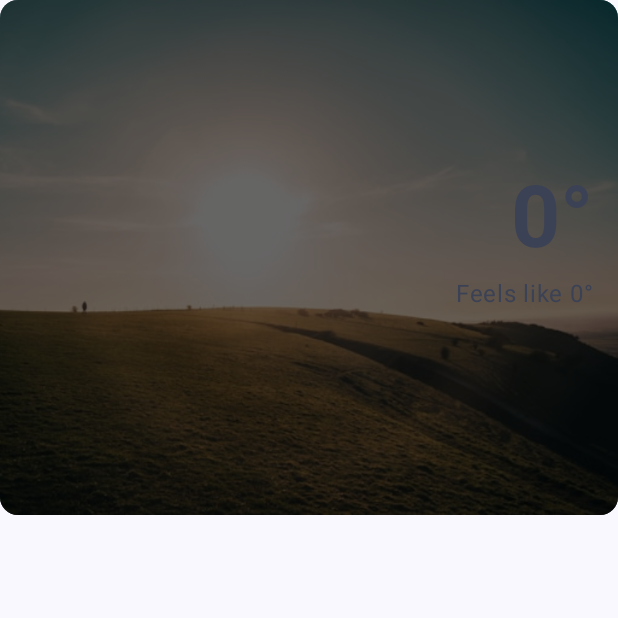
After one commit to RofaidaSobhy/WeatherApp, an Android app built with Jetpack Compose: the composable MainWeatherCard called with empty values, on a phone screen of 412 x 824 dp, the top half of it. The commit adds this screen. Run offline under Robolectric (Android 15) with nearby library versions, the phone set to English and light mode, and no system bars.

Commit message:
HomeScreen:UI(MainWeatherCard)

```diff
--- a/app/src/main/java/com/example/weatherapp/currentweather/CurrentWeatherActivity.kt
+++ b/app/src/main/java/com/example/weatherapp/currentweather/CurrentWeatherActivity.kt
@@ -23,7 +23,6 @@ import androidx.compose.ui.tooling.preview.Preview
 import androidx.compose.ui.unit.sp
 import androidx.lifecycle.ViewModelProvider
 import androidx.lifecycle.compose.collectAsStateWithLifecycle
-import com.example.weatherapp.currentweather.ui.theme.WeatherAppTheme
 import com.example.weatherapp.data.models.Response.Response
 import com.example.weatherapp.data.remote.CurrentWeatherResponse
 import com.example.weatherapp.data.remote.RetrofitHelper
--- a/app/src/main/java/com/example/weatherapp/currentweather/CurrentWeatherViewModel.kt
+++ b/app/src/main/java/com/example/weatherapp/currentweather/CurrentWeatherViewModel.kt
@@ -1,14 +1,10 @@
 package com.example.weatherapp.currentweather
 
-import androidx.lifecycle.LiveData
-import androidx.lifecycle.MutableLiveData
 import androidx.lifecycle.ViewModel
 import androidx.lifecycle.ViewModelProvider
 import androidx.lifecycle.viewModelScope
-import com.example.weatherapp.Constants.API_KEY
+import com.example.weatherapp.utils.Constants.API_KEY
 import com.example.weatherapp.data.models.Response.Response
-import com.example.weatherapp.data.models.Weather
-import com.example.weatherapp.data.remote.CurrentWeatherResponse
 import com.example.weatherapp.data.repo.WeatherRepository
 import kotlinx.coroutines.Dispatchers
 import kotlinx.coroutines.flow.MutableSharedFlow
--- /dev/null
+++ b/app/src/main/java/com/example/weatherapp/currentweather/components/MainWeatherCard.kt
@@ -0,0 +1,146 @@
+package com.example.weatherapp.currentweather.components
+
+import androidx.compose.foundation.Image
+import androidx.compose.foundation.background
+import androidx.compose.foundation.layout.Box
+import androidx.compose.foundation.layout.Column
+import androidx.compose.foundation.layout.Spacer
+import androidx.compose.foundation.layout.fillMaxSize
+import androidx.compose.foundation.layout.fillMaxWidth
+import androidx.compose.foundation.layout.height
+import androidx.compose.foundation.layout.padding
+import androidx.compose.material3.Card
+import androidx.compose.material3.CardDefaults
+import androidx.compose.material3.MaterialTheme
+import androidx.compose.material3.Text
+import androidx.compose.runtime.Composable
+import androidx.compose.ui.Alignment
+import androidx.compose.ui.Modifier
+import androidx.compose.ui.graphics.Color
+import androidx.compose.ui.platform.LocalConfiguration
+import androidx.compose.ui.res.painterResource
+import androidx.compose.ui.text.font.FontWeight
+import androidx.compose.ui.tooling.preview.Preview
+import androidx.compose.ui.unit.dp
+import com.example.weatherapp.utils.WeatherUtils
+import java.util.Locale
+
+
+@Composable
+private fun MainWeatherCard(
+    weatherId:Int ,
+    currentDate:String,
+    currentTime:String,
+    currentTemp: Int,
+    tempUnit:String,
+    feelsLikeTemp: Int,
+    weatherDescription: String,
+    location: String
+
+) {
+    val screenWidth = LocalConfiguration.current.screenWidthDp.dp / 1.2f
+    Card(
+        modifier = Modifier
+            .fillMaxWidth()
+            .height(screenWidth),
+
+        colors = CardDefaults.cardColors(
+            containerColor = Color.Black.copy(
+                alpha = 0.5f
+            ),
+        ),
+
+
+    ){
+        Box{
+            val weatherImage = WeatherUtils.getWeatherImage(weatherId)
+            Image(
+                painter = painterResource(weatherImage),
+                contentDescription = "Weather Image",
+                contentScale = androidx.compose.ui.layout.ContentScale.Crop,
+                modifier = Modifier.fillMaxSize()
+            )
+            Box (modifier = Modifier
+                .background(Color.Black.copy(alpha = 0.6f))
+                .fillMaxSize()
+            )
+
+            Column(
+                modifier = Modifier
+                    .padding(16.dp)
+                    .fillMaxSize()
+            ) {
+                Text(
+                    text = currentDate,
+                    color = MaterialTheme.colorScheme.secondary,
+                    style = MaterialTheme.typography.titleLarge,
+                    fontWeight = FontWeight.Normal
+                )
+
+
+                Text(
+                    text = currentTime,
+                    color = MaterialTheme.colorScheme.secondary,
+                    style = MaterialTheme.typography.titleSmall,
+                    fontWeight = FontWeight.Normal
+                )
+
+                Spacer(modifier = Modifier.height(48.dp))
+
+                Box(
+                    modifier = Modifier.align(Alignment.End)
+                ) {
+
+                    Column(
+                        horizontalAlignment = Alignment.End
+                    ) {
+                        Text(
+                            text = "$currentTemp°$tempUnit",
+                            color = MaterialTheme.colorScheme.secondary,
+                            style = MaterialTheme.typography.displayLarge,
+                            fontWeight = FontWeight.Bold
+                        )
+                        Spacer(modifier = Modifier.height(8.dp))
+                        Text(
+                            text = "Feels like $feelsLikeTemp°$tempUnit",
+                            color = MaterialTheme.colorScheme.secondary,
+                            style = MaterialTheme.typography.bodyLarge,
+                            fontWeight = FontWeight.Normal
+                        )
+                        Spacer(modifier = Modifier.height(8.dp))
+                        Text(
+                            text = weatherDescription.uppercase(Locale.getDefault()),
+                            color = MaterialTheme.colorScheme.secondary,
+                            style = MaterialTheme.typography.bodyLarge,
+                            fontWeight = FontWeight.Normal
+                        )
+                        Spacer(modifier = Modifier.weight(1.0f))
+                        Text(
+                            text = location,
+                            color = MaterialTheme.colorScheme.secondary,
+                            style = MaterialTheme.typography.bodyLarge,
+                            fontWeight = FontWeight.Normal
+                        )
+                    }
+                }
+            }
+        }
+
+    }
+}
+
+@Preview(showSystemUi = true)
+@Composable
+fun MainWeatherCardPreview() {
+    MainWeatherCard(
+        weatherId = 800,
+        currentDate = "currentDate",
+        currentTime = "currentTime",
+        currentTemp=22,
+        tempUnit="C",
+        feelsLikeTemp=0,
+        weatherDescription="cloudy",
+        location="Egypt",
+
+    )
+}
--- /dev/null
+++ b/app/src/main/java/com/example/weatherapp/data/enums/WeatherType.kt
@@ -0,0 +1,5 @@
+package com.example.weatherapp.data.enums
+
+enum class WeatherType {
+    THUNDER, RAIN, SNOW, CLEAR, CLOUDS, ATMOSPHERE
+}
--- a/app/src/main/java/com/example/weatherapp/data/remote/RetrofitHelper.kt
+++ b/app/src/main/java/com/example/weatherapp/data/remote/RetrofitHelper.kt
@@ -1,6 +1,6 @@
 package com.example.weatherapp.data.remote
 
-import com.example.weatherapp.Constants.BASE_URL
+import com.example.weatherapp.utils.Constants.BASE_URL
 import retrofit2.Retrofit
 import retrofit2.converter.gson.GsonConverterFactory
 
--- a/app/src/main/java/com/example/weatherapp/data/remote/WeatherRemoteDataSource.kt
+++ b/app/src/main/java/com/example/weatherapp/data/remote/WeatherRemoteDataSource.kt
@@ -1,7 +1,5 @@
 package com.example.weatherapp.data.remote
 
-import com.example.weatherapp.Constants.API_KEY
-import com.example.weatherapp.data.models.Weather
 import kotlinx.coroutines.flow.Flow
 
 interface WeatherRemoteDataSource{
--- a/app/src/main/java/com/example/weatherapp/data/remote/WeatherService.kt
+++ b/app/src/main/java/com/example/weatherapp/data/remote/WeatherService.kt
@@ -1,6 +1,5 @@
 package com.example.weatherapp.data.remote
 
-import com.example.weatherapp.Constants.API_KEY
 import retrofit2.Response
 import retrofit2.http.GET
 import retrofit2.http.Query
--- a/app/src/main/java/com/example/weatherapp/data/repo/WeatherRepository.kt
+++ b/app/src/main/java/com/example/weatherapp/data/repo/WeatherRepository.kt
@@ -1,7 +1,5 @@
 package com.example.weatherapp.data.repo
 
-import com.example.weatherapp.Constants.API_KEY
-import com.example.weatherapp.data.models.Weather
 import com.example.weatherapp.data.remote.CurrentWeatherResponse
 import kotlinx.coroutines.flow.Flow
 
--- a/app/src/main/java/com/example/weatherapp/data/repo/WeatherRepositoryImpl.kt
+++ b/app/src/main/java/com/example/weatherapp/data/repo/WeatherRepositoryImpl.kt
@@ -1,7 +1,5 @@
 package com.example.weatherapp.data.repo
 
-import com.example.weatherapp.Constants.API_KEY
-import com.example.weatherapp.data.models.Weather
 import com.example.weatherapp.data.remote.CurrentWeatherResponse
 import com.example.weatherapp.data.remote.WeatherRemoteDataSource
 import kotlinx.coroutines.flow.Flow
--- a/app/src/main/java/com/example/weatherapp/Utils.kt
+++ b/app/src/main/java/com/example/weatherapp/utils/Constants.kt
@@ -1,4 +1,4 @@
-package com.example.weatherapp
+package com.example.weatherapp.utils
 
 object Constants {
     const val BASE_URL = "https://api.openweathermap.org/data/2.5/"
--- /dev/null
+++ b/app/src/main/java/com/example/weatherapp/utils/WeatherUtils.kt
@@ -0,0 +1,33 @@
+package com.example.weatherapp.utils
+
+import com.example.weatherapp.R
+import com.example.weatherapp.data.enums.WeatherType
+
+object WeatherUtils {
+
+
+    fun getWeatherImage(id: Int): Int {
+        val weatherType = getWeatherType(id)
+
+        return when (weatherType) {
+            WeatherType.THUNDER -> R.drawable.thunder
+            WeatherType.RAIN -> R.drawable.rain
+            WeatherType.SNOW -> R.drawable.snow
+            WeatherType.ATMOSPHERE -> R.drawable.atmosphere
+            WeatherType.CLEAR -> R.drawable.clear
+            WeatherType.CLOUDS -> R.drawable.clouds
+        }
+    }
+
+    private fun getWeatherType(id: Int): WeatherType {
+        return when (id) {
+            in 200..202, in 210..221, in 230..232, 781 -> WeatherType.THUNDER
+            in 300..321, in 500..504, in 520..531 -> WeatherType.RAIN
+            511, in 600..602, in 611..622 -> WeatherType.SNOW
+            701, 711, 721, 731, in 751..761, in 762..771 -> WeatherType.ATMOSPHERE
+            800 -> WeatherType.CLEAR
+            in 801..804 -> WeatherType.CLOUDS
+            else -> WeatherType.CLEAR
+        }
+    }
+}
```
Also changed, not shown: app/src/main/res/drawable/atmosphere.jpg (added), app/src/main/res/drawable/clear.jpg (added), app/src/main/res/drawable/clouds.jpg (added), app/src/main/res/drawable/rain.jpg (added), app/src/main/res/drawable/snow.jpg (added), app/src/main/res/drawable/thunder.jpg (added).
